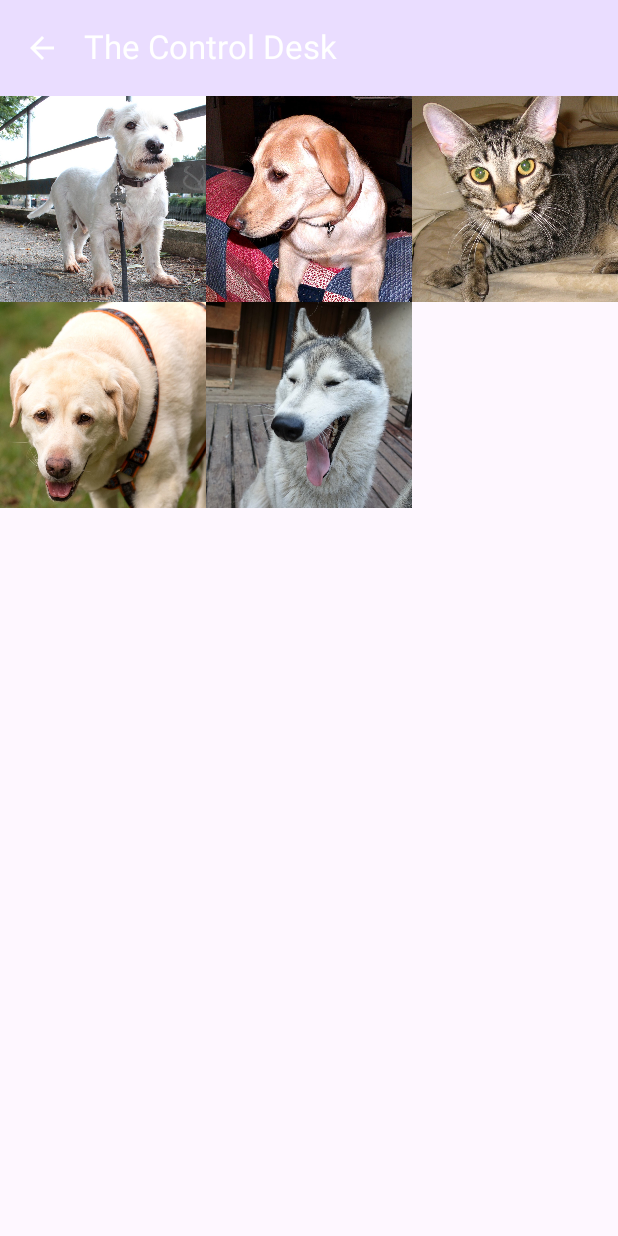
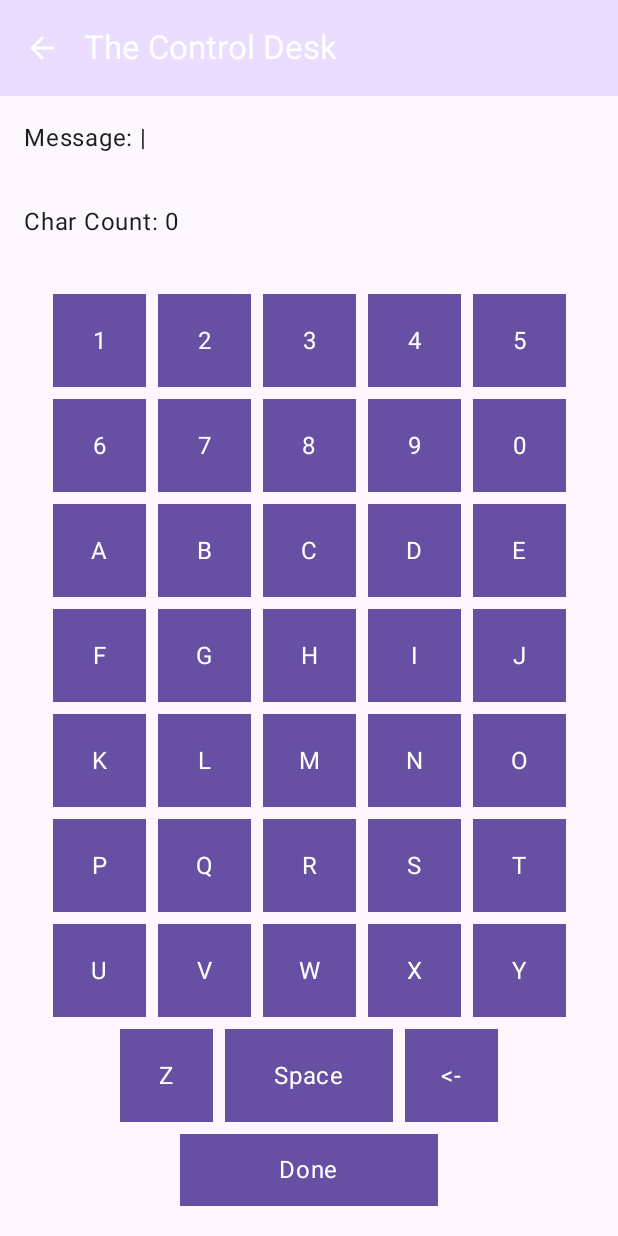
Before and after one commit to xgarcia17/MorseCoder, an Android app built with Jetpack Compose: the screen it shows after launch (MainActivity), after a tap on "Message your field agent", on a phone screen of 412 x 824 dp. Run offline under Robolectric (Android 15) with nearby library versions, the phone set to English and light mode, and no system bars.

Commit message:
create keyboard and message limits for messenger screen

```diff
--- /dev/null
+++ b/app/src/main/java/com/zybooks/petadoption/ui/HelperComponents.kt
@@ -0,0 +1,56 @@
+package com.zybooks.petadoption.ui
+
+import androidx.compose.foundation.background
+import androidx.compose.foundation.clickable
+import androidx.compose.foundation.layout.Box
+import androidx.compose.foundation.layout.fillMaxWidth
+import androidx.compose.foundation.layout.height
+import androidx.compose.foundation.layout.padding
+import androidx.compose.foundation.layout.size
+import androidx.compose.foundation.layout.width
+import androidx.compose.foundation.shape.RoundedCornerShape
+import androidx.compose.material3.MaterialTheme
+import androidx.compose.material3.Text
+import androidx.compose.runtime.Composable
+import androidx.compose.ui.Alignment
+import androidx.compose.ui.Modifier
+import androidx.compose.ui.draw.clip
+import androidx.compose.ui.unit.dp
+
+@Composable
+fun SquareButton(
+    text: String,
+    onClick: () -> Unit
+) {
+    Box(
+        modifier = Modifier
+            .size(220.dp)
+            .clip(RoundedCornerShape(16.dp))
+            .background(MaterialTheme.colorScheme.primary)
+            .clickable { onClick() },
+        contentAlignment = Alignment.Center
+    ) {
+        Text(text, color = MaterialTheme.colorScheme.onPrimary)
+    }
+}
+
+@Composable
+fun KeyButton(
+    text: String,
+    onClick: () -> Unit,
+    buttonWidth: Int = 70
+) {
+    Box(
+        modifier = Modifier
+            .height(70.dp)
+            .width(buttonWidth.dp)
+            .clip(RoundedCornerShape(4.dp))
+            .padding(4.dp)
+            .fillMaxWidth()
+            .background(MaterialTheme.colorScheme.primary)
+            .clickable { onClick() },
+        contentAlignment = Alignment.Center
+    ) {
+        Text(text, color = MaterialTheme.colorScheme.onPrimary)
+    }
+}
--- /dev/null
+++ b/app/src/main/java/com/zybooks/petadoption/ui/MessengerScreen.kt
@@ -0,0 +1,147 @@
+package com.zybooks.petadoption.ui
+
+import androidx.compose.foundation.layout.Arrangement
+import androidx.compose.foundation.layout.Column
+import androidx.compose.foundation.layout.Row
+import androidx.compose.foundation.layout.aspectRatio
+import androidx.compose.foundation.layout.fillMaxWidth
+import androidx.compose.foundation.layout.padding
+import androidx.compose.foundation.lazy.grid.GridCells
+import androidx.compose.foundation.lazy.grid.LazyVerticalGrid
+import androidx.compose.foundation.lazy.grid.items
+import androidx.compose.material3.Button
+import androidx.compose.material3.MaterialTheme
+import androidx.compose.material3.Scaffold
+import androidx.compose.material3.Text
+import androidx.compose.runtime.Composable
+import androidx.compose.runtime.getValue
+import androidx.compose.runtime.mutableStateOf
+import androidx.compose.runtime.remember
+import androidx.compose.runtime.setValue
+import androidx.compose.ui.Modifier
+import androidx.compose.ui.unit.dp
+import androidx.lifecycle.viewmodel.compose.viewModel
+
+
+@Composable
+fun MessengerScreen(
+    title: String,
+    modifier: Modifier = Modifier,
+    viewModel: ListViewModel = viewModel(),
+    onUpClick: () -> Unit = { }
+) {
+    // Declare state to hold the message text
+    var message by remember { mutableStateOf("") }
+    var charCount by remember { mutableStateOf(0) }
+
+    // Custom keyboard buttons (characters to be displayed)
+    val keyboardButtons = listOf(
+        "A", "B", "C", "D", "E", "F", "G", "H", "I", "J", "K", "L",
+        "M", "N", "O", "P", "Q", "R", "S", "T", "U", "V", "W", "X",
+        "Y", "Z", "0", "1", "2", "3", "4", "5", "6", "7", "8", "9", " "
+    )
+
+    Scaffold(
+        topBar = {
+            MorseCoderAppBar(
+                title = title,
+                canNavigateBack = true,
+                onUpClick = onUpClick
+            )
+        }
+    ) { innerPadding ->
+        Column(
+            modifier = modifier.padding(innerPadding)
+        ) {
+            // Display the current message at the top
+            Text(
+                text = "Message: $message|",
+                modifier = Modifier.padding(16.dp)
+            )
+
+            Text(
+                text = "Char Count: $charCount",
+                modifier = Modifier.padding(16.dp)
+            )
+
+            Keyboard(
+                onButtonClick = { buttonText ->
+                    when (buttonText) {
+                        // backspace
+                        "<-" -> {
+                            if (message.isNotEmpty()) {
+                                if (message.last() != ' ') {
+                                    charCount --
+                                }
+                                message = message.dropLast(1)
+                            }
+                        }
+                        // space
+                        "Space" -> {
+                            if (charCount != 0 && message.last() != ' ') {
+                                message += ' '
+                            }
+                        }
+                        // submit message
+                        "Done" -> {
+                        // TODO
+                       }
+                        else -> {
+                            if (charCount < 30) {
+                                message += buttonText
+                                charCount ++
+                            }
+                        }
+                    }
+                }
+            )
+        }
+    }
+}
+
+@Composable
+fun Keyboard(
+    modifier: Modifier = Modifier,
+    onButtonClick: (String) -> Unit
+) {
+    val keyboardRows = listOf(
+        listOf("1", "2", "3", "4", "5"),  // Row 1: Numbers
+        listOf("6", "7", "8", "9", "0"),  // Row 2: Numbers
+        listOf("A", "B", "C", "D", "E"),  // Row 3: Letters
+        listOf("F", "G", "H", "I", "J"),  // Row 4: Letters
+        listOf("K", "L", "M", "N", "O"),  // Row 5: Letters
+        listOf("P", "Q", "R", "S", "T"),  // Row 6: Letters
+        listOf("U", "V", "W", "X", "Y"),  // Row 7: Letters
+        listOf("Z", "Space", "<-"), // Row 8: Special Keys
+        listOf("Done") // Row 9: Finish message
+    )
+
+    // Create the keyboard UI
+    Column(
+        modifier = modifier
+            .padding(16.dp)
+            .fillMaxWidth()
+    ) {
+        // Loop through each row and display the buttons
+        keyboardRows.forEach { row ->
+            Row(
+                modifier = Modifier.fillMaxWidth(),
+                horizontalArrangement = Arrangement.Center
+            ) {
+                row.forEach { buttonText ->
+                    var buttonWidth = 70
+                    if (buttonText == "Space") {
+                        buttonWidth = 120
+                    } else if (buttonText == "Done") {
+                        buttonWidth = 180
+                    }
+                    KeyButton(
+                        onClick = { onButtonClick(buttonText) },
+                        text = buttonText,
+                        buttonWidth = buttonWidth
+                    )
+                }
+            }
+        }
+    }
+}
--- a/app/src/main/java/com/zybooks/petadoption/ui/MorseCoderApp.kt
+++ b/app/src/main/java/com/zybooks/petadoption/ui/MorseCoderApp.kt
@@ -28,16 +28,24 @@ import androidx.compose.ui.Modifier
 import androidx.lifecycle.viewmodel.compose.viewModel
 import androidx.compose.foundation.lazy.grid.items
 import androidx.compose.foundation.shape.RoundedCornerShape
+import androidx.compose.foundation.text.KeyboardOptions
 import androidx.compose.material.icons.Icons
 import androidx.compose.material.icons.automirrored.filled.ArrowBack
 import androidx.compose.material.icons.filled.Share
 import androidx.compose.material3.Button
 import androidx.compose.material3.Icon
 import androidx.compose.material3.IconButton
+import androidx.compose.material3.TextField
+import androidx.compose.runtime.getValue
+import androidx.compose.runtime.mutableStateOf
+import androidx.compose.runtime.remember
+import androidx.compose.runtime.setValue
 import androidx.compose.ui.Alignment
 import androidx.compose.ui.draw.clip
 import androidx.compose.ui.layout.ContentScale
 import androidx.compose.ui.res.painterResource
+import androidx.compose.ui.text.input.ImeAction
+import androidx.compose.ui.text.input.KeyboardType
 import androidx.compose.ui.text.style.TextAlign
 import androidx.compose.ui.tooling.preview.Preview
 import androidx.compose.ui.unit.dp
@@ -71,7 +79,7 @@ fun MorseCoderApp() {
             StartScreen(
                onNavigateToMessagePassing = { title ->
                   // Navigate to the ListScreen with the appropriate title
-                  navController.navigate("list_screen/$title")
+                  navController.navigate("messenger_screen/$title")
                },
                onNavigateToLearner = { title ->
                   // Navigate to the ListScreen with the appropriate title
@@ -79,6 +87,18 @@ fun MorseCoderApp() {
                }
             )
          }
+      }
+
+      composable("messenger_screen/{title}") { backstackEntry ->
+         val title = backstackEntry.arguments?.getString("title") ?: "Default Title"
+
+         MessengerScreen(
+            title = title, // Pass the title to MessengerScreen
+            onUpClick = {
+               // Navigate back to the "start_screen"
+               navController.navigateUp()  // This will navigate back to the start screen
+            }
+         )
       }
 
       composable("list_screen/{title}") { backstackEntry ->
@@ -118,23 +138,6 @@ fun MorseCoderApp() {
             }
          )
       }
-   }
-}
-
-@Composable
-fun SquareButton(
-   text: String,
-   onClick: () -> Unit
-) {
-   Box(
-      modifier = Modifier
-         .size(220.dp)
-         .clip(RoundedCornerShape(16.dp))
-         .background(MaterialTheme.colorScheme.primary)
-         .clickable { onClick() },
-      contentAlignment = Alignment.Center
-   ) {
-      Text(text, color = MaterialTheme.colorScheme.onPrimary)
    }
 }
 
@@ -190,6 +193,8 @@ fun MorseCoderAppBar(
       }
    )
 }
+
+
 
 @Composable
 fun ListScreen(
```
Also changed, not shown: app/build.gradle.kts (+5 -19 lines), gradle/libs.versions.toml (+12 -0 lines).
